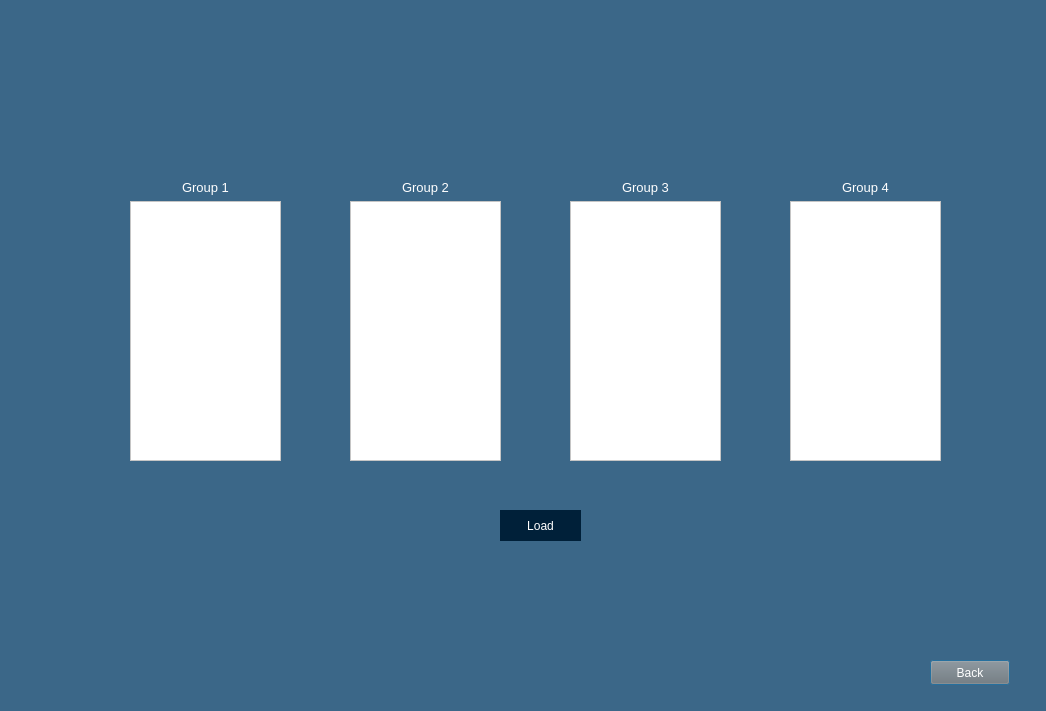
First picture: the form in group.ui, repository dndrade/CSC211H_Thamires-Andrade_HonorsProject_Spring2021, before the edit.
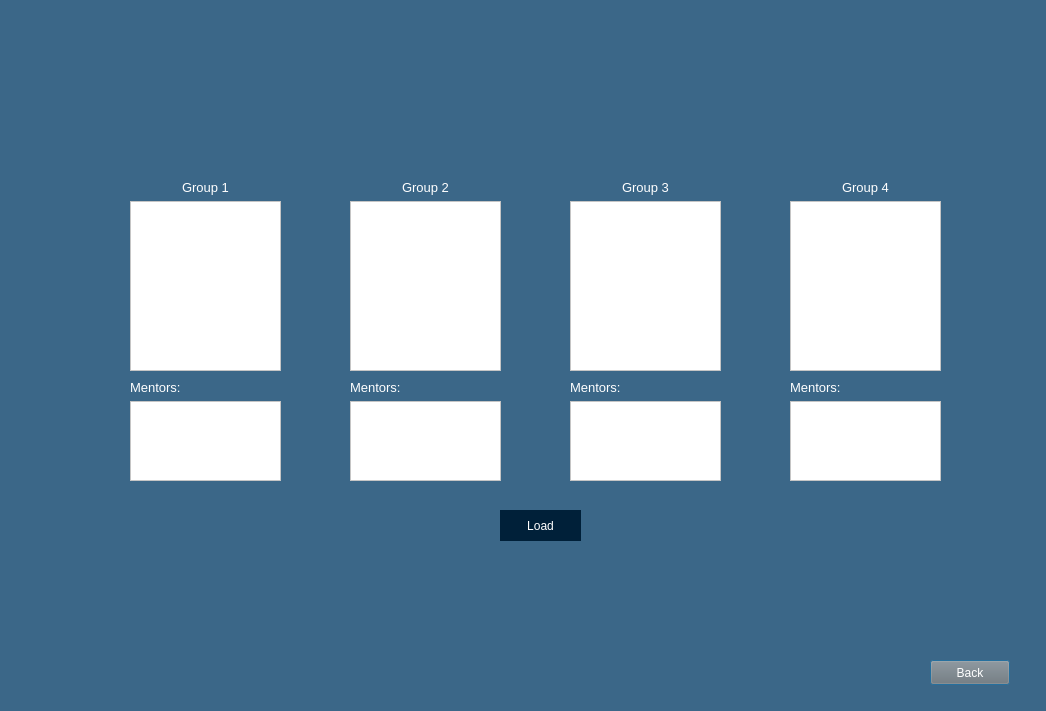
Second picture: the form after the edit. Icons and pictures are not drawn.

Patch:
```diff
--- a/group.ui
+++ b/group.ui
@@ -26,7 +26,7 @@
      <x>570</x>
      <y>180</y>
      <width>151</width>
-     <height>281</height>
+     <height>191</height>
     </rect>
    </property>
    <layout class="QVBoxLayout" name="verticalLayout_3">
@@ -64,7 +64,7 @@
      <x>350</x>
      <y>180</y>
      <width>151</width>
-     <height>281</height>
+     <height>191</height>
     </rect>
    </property>
    <layout class="QVBoxLayout" name="verticalLayout_2">
@@ -102,7 +102,7 @@
      <x>790</x>
      <y>180</y>
      <width>151</width>
-     <height>281</height>
+     <height>191</height>
     </rect>
    </property>
    <layout class="QVBoxLayout" name="verticalLayout_4">
@@ -140,7 +140,7 @@
      <x>130</x>
      <y>180</y>
      <width>151</width>
-     <height>281</height>
+     <height>191</height>
     </rect>
    </property>
    <layout class="QVBoxLayout" name="verticalLayout">
@@ -165,8 +165,8 @@
     <item>
      <widget class="QListView" name="listView_Group1">
       <property name="styleSheet">
-       <string notr="true">background-color: rgb(255, 255, 255);
-color: rgb(0, 0, 0);</string>
+       <string notr="true">color: rgb(0, 0, 0);
+background-color: rgb(255, 255, 255);</string>
       </property>
      </widget>
     </item>
@@ -208,6 +208,158 @@
     <string>Load</string>
    </property>
   </widget>
+  <widget class="QWidget" name="layoutWidget_5">
+   <property name="geometry">
+    <rect>
+     <x>350</x>
+     <y>380</y>
+     <width>151</width>
+     <height>101</height>
+    </rect>
+   </property>
+   <layout class="QVBoxLayout" name="verticalLayout_6">
+    <item>
+     <widget class="QLabel" name="label_6">
+      <property name="font">
+       <font>
+        <pointsize>10</pointsize>
+       </font>
+      </property>
+      <property name="styleSheet">
+       <string notr="true">color: rgb(255, 255, 255);</string>
+      </property>
+      <property name="text">
+       <string>&lt;html&gt;&lt;head/&gt;&lt;body&gt;&lt;p&gt;Mentors:&lt;/p&gt;&lt;/body&gt;&lt;/html&gt;</string>
+      </property>
+      <property name="alignment">
+       <set>Qt::AlignLeading|Qt::AlignLeft|Qt::AlignVCenter</set>
+      </property>
+     </widget>
+    </item>
+    <item>
+     <widget class="QListView" name="mentor_Group2">
+      <property name="styleSheet">
+       <string notr="true">background-color: rgb(255, 255, 255);
+color: rgb(0, 0, 0);</string>
+      </property>
+     </widget>
+    </item>
+   </layout>
+  </widget>
+  <widget class="QWidget" name="layoutWidget_6">
+   <property name="geometry">
+    <rect>
+     <x>570</x>
+     <y>380</y>
+     <width>151</width>
+     <height>101</height>
+    </rect>
+   </property>
+   <layout class="QVBoxLayout" name="verticalLayout_7">
+    <item>
+     <widget class="QLabel" name="label_7">
+      <property name="font">
+       <font>
+        <pointsize>10</pointsize>
+       </font>
+      </property>
+      <property name="styleSheet">
+       <string notr="true">color: rgb(255, 255, 255);</string>
+      </property>
+      <property name="text">
+       <string>&lt;html&gt;&lt;head/&gt;&lt;body&gt;&lt;p&gt;Mentors:&lt;/p&gt;&lt;/body&gt;&lt;/html&gt;</string>
+      </property>
+      <property name="alignment">
+       <set>Qt::AlignLeading|Qt::AlignLeft|Qt::AlignVCenter</set>
+      </property>
+     </widget>
+    </item>
+    <item>
+     <widget class="QListView" name="mentor_Group3">
+      <property name="styleSheet">
+       <string notr="true">background-color: rgb(255, 255, 255);
+color: rgb(0, 0, 0);</string>
+      </property>
+     </widget>
+    </item>
+   </layout>
+  </widget>
+  <widget class="QWidget" name="layoutWidget_7">
+   <property name="geometry">
+    <rect>
+     <x>790</x>
+     <y>380</y>
+     <width>151</width>
+     <height>101</height>
+    </rect>
+   </property>
+   <layout class="QVBoxLayout" name="verticalLayout_8">
+    <item>
+     <widget class="QLabel" name="label_8">
+      <property name="font">
+       <font>
+        <pointsize>10</pointsize>
+       </font>
+      </property>
+      <property name="styleSheet">
+       <string notr="true">color: rgb(255, 255, 255);</string>
+      </property>
+      <property name="text">
+       <string>&lt;html&gt;&lt;head/&gt;&lt;body&gt;&lt;p&gt;Mentors:&lt;/p&gt;&lt;/body&gt;&lt;/html&gt;</string>
+      </property>
+      <property name="alignment">
+       <set>Qt::AlignLeading|Qt::AlignLeft|Qt::AlignVCenter</set>
+      </property>
+     </widget>
+    </item>
+    <item>
+     <widget class="QListView" name="mentor_Group4">
+      <property name="styleSheet">
+       <string notr="true">background-color: rgb(255, 255, 255);
+color: rgb(0, 0, 0);</string>
+      </property>
+     </widget>
+    </item>
+   </layout>
+  </widget>
+  <widget class="QWidget" name="">
+   <property name="geometry">
+    <rect>
+     <x>130</x>
+     <y>380</y>
+     <width>151</width>
+     <height>101</height>
+    </rect>
+   </property>
+   <layout class="QVBoxLayout" name="verticalLayout_5">
+    <item>
+     <widget class="QLabel" name="label_4">
+      <property name="font">
+       <font>
+        <pointsize>10</pointsize>
+       </font>
+      </property>
+      <property name="styleSheet">
+       <string notr="true">color: rgb(255, 255, 255);</string>
+      </property>
+      <property name="text">
+       <string>&lt;html&gt;&lt;head/&gt;&lt;body&gt;&lt;p&gt;Mentors:&lt;/p&gt;&lt;/body&gt;&lt;/html&gt;</string>
+      </property>
+      <property name="alignment">
+       <set>Qt::AlignLeading|Qt::AlignLeft|Qt::AlignVCenter</set>
+      </property>
+     </widget>
+    </item>
+    <item>
+     <widget class="QListView" name="mentor_Group1">
+      <property name="styleSheet">
+       <string notr="true">background-color: rgb(255, 255, 255);
+color: rgb(0, 0, 0);</string>
+      </property>
+     </widget>
+    </item>
+   </layout>
+  </widget>
  </widget>
  <resources>
   <include location="resources.qrc"/>
```
